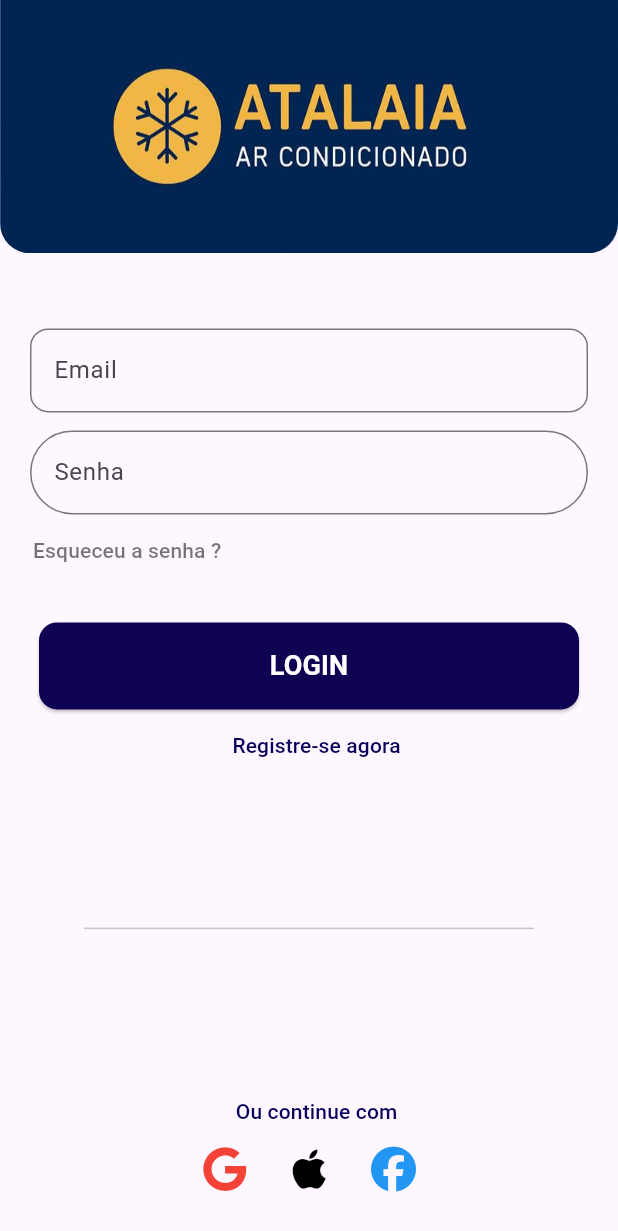
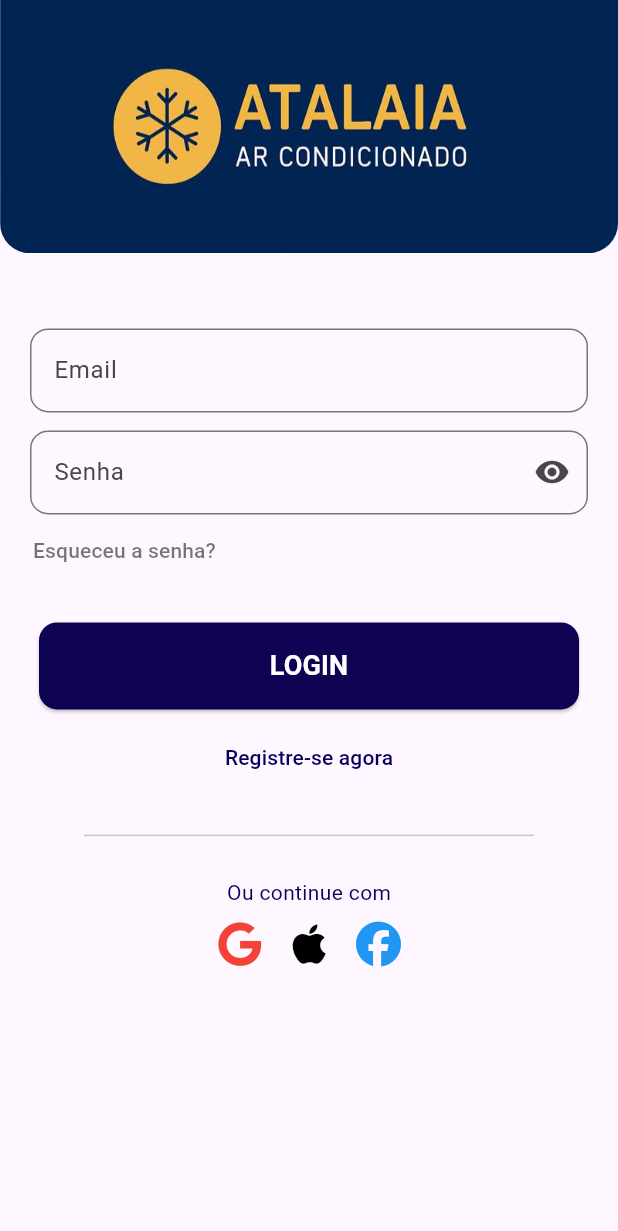
Before and after one commit to minoru-yamanaka/atalaia_ar_condicionados_flutter_application_1, a Flutter app: the screen it shows after launch, on a phone screen of 412 x 824 dp. Shown: the top 1231 px of the screen. Run offline on Flutter 3.47's test engine with Material 3 defaults, Android fonts, the phone set to English and light mode, and no system bars; our stand-ins replace font_awesome_flutter, shared_preferences.

```diff
--- a/lib/Pages/login_page.dart
+++ b/lib/Pages/login_page.dart
@@ -11,28 +11,45 @@ class LoginPage extends StatefulWidget {
 }
 
 class _LoginPageState extends State<LoginPage> {
-  // Variável para controlar a visibilidade da senha
-  final bool _isPasswordVisible = false;
+  // CORREÇÃO: Removido 'final' para que a variável possa ser alterada.
+  bool _isPasswordVisible = false;
+
+  // CORREÇÃO: Adicionados controllers para gerenciar o texto dos campos.
+  // Isso é essencial para ler os valores de email e senha.
+  final TextEditingController _emailController = TextEditingController();
+  final TextEditingController _passwordController = TextEditingController();
+
+  // CORREÇÃO: Liberar os controllers da memória quando a tela for destruída.
+  @override
+  void dispose() {
+    _emailController.dispose();
+    _passwordController.dispose();
+    super.dispose();
+  }
 
   @override
   Widget build(BuildContext context) {
     return Scaffold(
-      body: Column(
+      // CORREÇÃO: Adicionado SingleChildScrollView para evitar que o teclado
+      // cause um erro de overflow (faixas amarelas e pretas).
+      body: SingleChildScrollView(
+        child: Column(
           children: <Widget>[
             ClipRRect(
-            borderRadius: BorderRadiusGeometry.only(
+              // CORREÇÃO (Estilo): Usando a forma mais comum de BorderRadius.
+              borderRadius: const BorderRadius.only(
                 bottomLeft: Radius.circular(20),
                 bottomRight: Radius.circular(20),
               ),
               child: Image.asset('assets/img/Atalaiabanner.png'),
             ),
-
             const SizedBox(height: 50.0),
 
             // --- CAMPO DE EMAIL ---
             Padding(
-            padding: const EdgeInsets.only(left: 20, right: 20),
+              padding: const EdgeInsets.symmetric(horizontal: 20),
               child: TextField(
+                controller: _emailController, // Adicionado controller
                 keyboardType: TextInputType.emailAddress,
                 decoration: InputDecoration(
                   labelText: 'Email',
@@ -52,20 +69,33 @@ class _LoginPageState extends State<LoginPage> {
 
             // --- CAMPO DE SENHA ---
             Padding(
-            padding: const EdgeInsets.only(left: 20, right: 20),
+              padding: const EdgeInsets.symmetric(horizontal: 20),
               child: TextField(
-              obscureText: true,
+                controller: _passwordController, // Adicionado controller
+                // CORREÇÃO: A visibilidade agora depende da variável de estado.
+                obscureText: !_isPasswordVisible,
                 decoration: InputDecoration(
                   labelText: 'Senha',
+                  // CORREÇÃO: Adicionado ícone para mostrar/ocultar a senha.
+                  suffixIcon: IconButton(
+                    icon: Icon(
+                      _isPasswordVisible
+                          ? Icons.visibility_off
+                          : Icons.visibility,
+                    ),
+                    onPressed: () {
+                      // CORREÇÃO: setState atualiza a UI quando o estado muda.
+                      setState(() {
+                        _isPasswordVisible = !_isPasswordVisible;
+                      });
+                    },
+                  ),
                   border: OutlineInputBorder(
-                  borderRadius: BorderRadius.circular(50.0),
+                    borderRadius: BorderRadius.circular(12.0),
                   ),
                   focusedBorder: OutlineInputBorder(
                     borderRadius: BorderRadius.circular(12.0),
-                  borderSide: const BorderSide(
-                    // arranquei o const primaryColor = Color(0xFFF58524);
-                    color: Color(0xFFF58524),
-                  ),
+                    borderSide: const BorderSide(color: Color(0xFFF58524)),
                   ),
                 ),
               ),
@@ -81,8 +111,7 @@ class _LoginPageState extends State<LoginPage> {
                     // Ação para "Esqueceu a senha?"
                   },
                   child: const Text(
-                  'Esqueceu a senha ?',
-
+                    'Esqueceu a senha?',
                     style: TextStyle(color: Colors.black54),
                   ),
                 ),
@@ -95,18 +124,22 @@ class _LoginPageState extends State<LoginPage> {
               width: 360,
               child: ElevatedButton(
                 style: ElevatedButton.styleFrom(
-                backgroundColor: Color.fromARGB(255, 14, 2, 82),
-                // backgroundColor: primaryColor,
+                  backgroundColor: const Color.fromARGB(255, 14, 2, 82),
                   padding: const EdgeInsets.symmetric(vertical: 16.0),
                   shape: RoundedRectangleBorder(
                     borderRadius: BorderRadius.circular(12.0),
                   ),
                 ),
                 onPressed: () {
-                // Navega para a tela principal e remove a tela de login da pilha
+                  // Você pode ler o email e senha assim:
+                  // final email = _emailController.text;
+                  // final password = _passwordController.text;
+                  // print('Email: $email, Senha: $password');
+
                   Navigator.of(context).pushReplacement(
-                  // MaterialPageRoute(builder: (context) => const MainScreen()),
-                  MaterialPageRoute(builder: (context) => const MainScreen2()),
+                    MaterialPageRoute(
+                      builder: (context) => const MainScreen2(),
+                    ),
                   );
                 },
                 child: const Text(
@@ -119,60 +152,49 @@ class _LoginPageState extends State<LoginPage> {
                 ),
               ),
             ),
-          Padding(
-            padding: const EdgeInsets.only(left: 10),
-            child: Align(
-              alignment: Alignment.center,
-              child: TextButton(
+            const SizedBox(height: 8.0),
+
+            // --- BOTÃO DE REGISTRO ---
+            TextButton(
               onPressed: () {
-                  print("registar uruario");
+                // CORREÇÃO: Adicionada a navegação para a página de registro.
+                Navigator.of(context).push(
+                  MaterialPageRoute(builder: (context) => const RegisterPage()),
+                );
               },
               child: const Text(
                 'Registre-se agora',
-
                 style: TextStyle(color: Color.fromARGB(255, 6, 0, 90)),
               ),
             ),
-            ),
-          ),
-          SizedBox(height: 90),
-          SizedBox(width: 300, child: Divider()),
-          SizedBox(height: 90),
-          Padding(
-            padding: const EdgeInsets.only(left: 10),
-            child: Align(
-              alignment: Alignment.center,
-              child: TextButton(
-                // Ação para "Esqueceu a senha?"
-                onPressed: () {
-                  // Navega para a tela principal e remove a tela de login da pilha
-                  Navigator.of(context).pushReplacement(
-                    // MaterialPageRoute(builder: (context) => const MainScreen()),
-                    MaterialPageRoute(
-                      builder: (context) => const RegisterPage(),
-                    ),
-                  );
-                },
-                child: const Text(
+
+            const SizedBox(height: 20),
+            const SizedBox(width: 300, child: Divider()),
+            const SizedBox(height: 20),
+
+            // CORREÇÃO: Trocado TextButton por um simples Text, pois não tinha ação.
+            const Text(
               'Ou continue com',
               style: TextStyle(color: Color.fromARGB(255, 6, 0, 90)),
             ),
-              ),
-            ),
-          ),
+            const SizedBox(height: 10),
 
+            // --- ÍCONES SOCIAIS ---
             Row(
-            spacing: 10,
+              // CORREÇÃO: Removida a propriedade 'spacing', que não existe em Row.
+              // O espaçamento já é feito com os SizedBox.
               mainAxisAlignment: MainAxisAlignment.center,
               children: const [
                 FaIcon(FontAwesomeIcons.google, size: 30, color: Colors.red),
-              SizedBox(width: 10),
+                SizedBox(width: 20),
                 FaIcon(FontAwesomeIcons.apple, size: 30, color: Colors.black),
-              SizedBox(width: 10),
+                SizedBox(width: 20),
                 FaIcon(FontAwesomeIcons.facebook, size: 30, color: Colors.blue),
               ],
             ),
+            const SizedBox(height: 20),
           ],
+        ),
       ),
     );
   }
```
Also changed, not shown: lib/Pages/register_page.dart (+56 -31 lines). Lines whose indentation alone changed are shown as unchanged.
